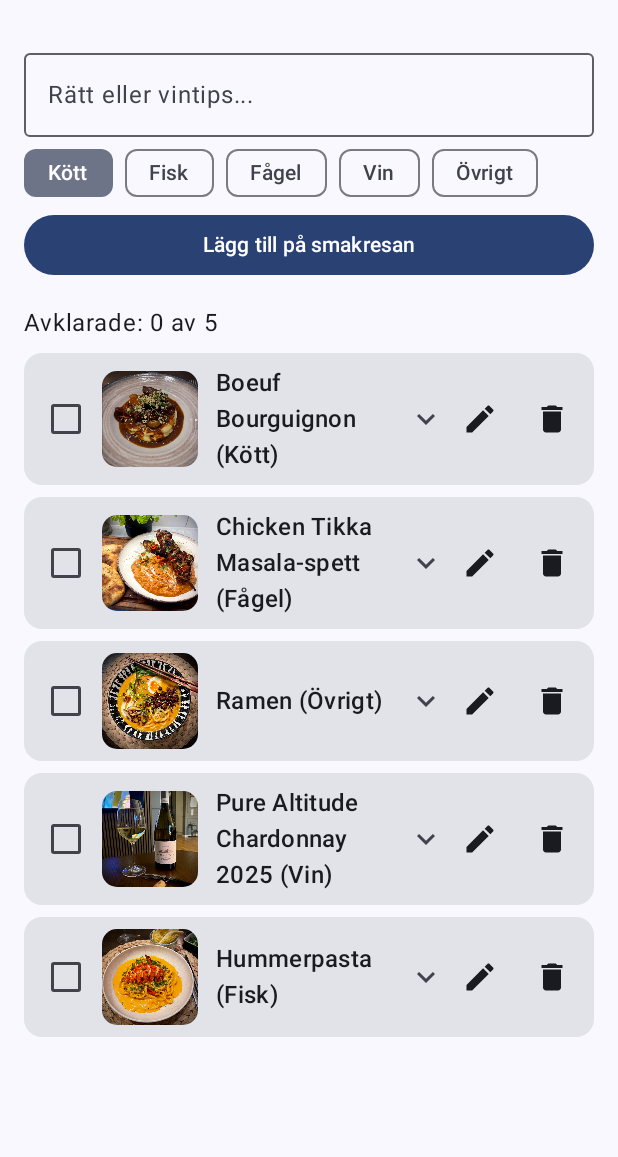
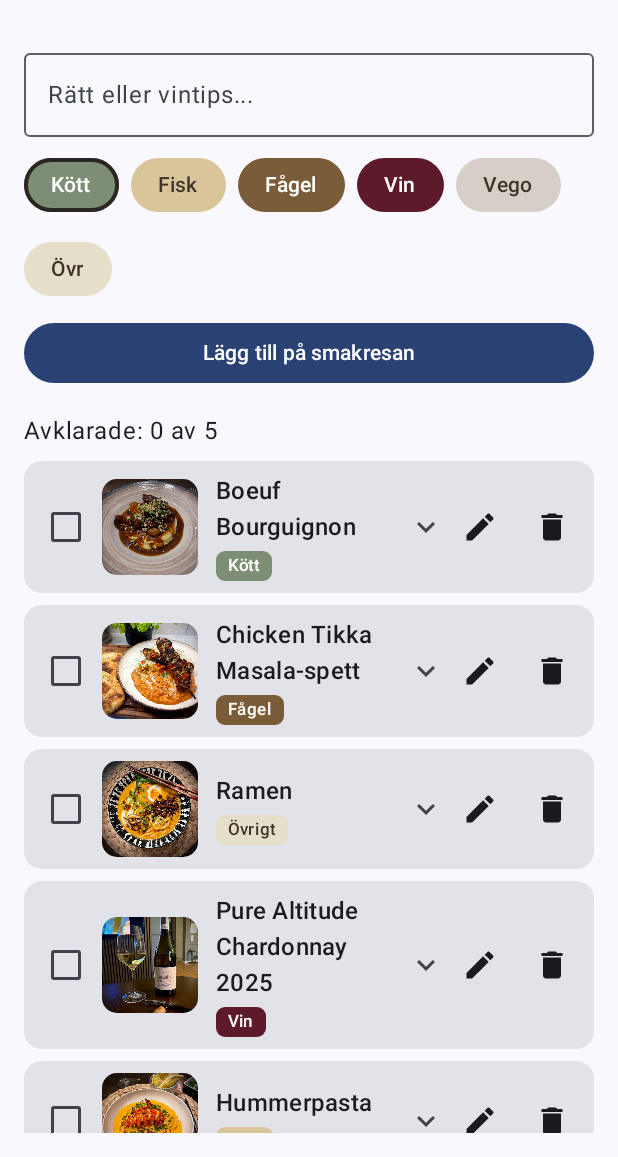
Before and after one commit to Patrikheden/Patriks.smakresa, an Android app built with Jetpack Compose: the screen it shows after launch (MainActivity), on a phone screen of 412 x 824 dp, the part 79-1236 px from its top. Run offline under Robolectric (Android 15) with nearby library versions, the phone set to English and light mode, and no system bars.

Commit message:
Lagt till färg på knapparna

```diff
--- a/app/src/main/java/com/example/patrikssmakresa/MainActivity.kt
+++ b/app/src/main/java/com/example/patrikssmakresa/MainActivity.kt
@@ -59,6 +59,9 @@ import androidx.compose.ui.geometry.Offset
 import androidx.compose.ui.graphics.drawscope.Stroke
 import androidx.compose.ui.layout.ContentScale
 import androidx.compose.ui.res.painterResource
+import androidx.compose.foundation.layout.ExperimentalLayoutApi
+import androidx.compose.foundation.layout.FlowRow
+import androidx.compose.foundation.shape.CircleShape
 
 
 data class RecipeItem(
@@ -113,11 +116,11 @@ class MainActivity : ComponentActivity() {
         }
     }
 }
-
+@OptIn(ExperimentalLayoutApi::class)
 @Composable
 fun Greeting(name: String, modifier: Modifier = Modifier, viewModel: RecipeViewModel = viewModel()) {
     var titleInput by remember { mutableStateOf("") }
-    val categories = listOf("Kött", "Fisk", "Fågel", "Vin", "Övrigt")
+    val categories = listOf("Kött", "Fisk", "Fågel", "Vin", "Vego", "Övr" )
     var selectedCategory by remember { mutableStateOf("Kött") }
     val recipes by viewModel.recipes.collectAsState()
     var editingRecipe by remember { mutableStateOf<RecipeItem?>(null) }
@@ -132,17 +135,42 @@ fun Greeting(name: String, modifier: Modifier = Modifier, viewModel: RecipeViewM
             label = { Text("Rätt eller vintips...") },
             modifier = Modifier.fillMaxWidth()
         )
-        Row(
-            horizontalArrangement = Arrangement.spacedBy(8.dp)
+
+        Spacer(modifier = Modifier.height(8.dp))
+        FlowRow(
+            horizontalArrangement = Arrangement.spacedBy(8.dp),
+            verticalArrangement = Arrangement.spacedBy(8.dp),
+            modifier = Modifier.fillMaxWidth()
         ) {
             categories.forEach { category ->
-                FilterChip(
-                    selected = selectedCategory == category,
+                val isSelected = selectedCategory == category
+                val (bgColor, textColor) = when (category) {
+                    "Kött" -> androidx.compose.ui.graphics.Color(0xFF7D8E74) to androidx.compose.ui.graphics.Color.White
+                    "Vin" -> androidx.compose.ui.graphics.Color(0xFF5D1A2B) to androidx.compose.ui.graphics.Color.White
+                    "Fisk" -> androidx.compose.ui.graphics.Color(0xFFD9C59A) to androidx.compose.ui.graphics.Color(0xFF3E352A)
+                    "Fågel" -> androidx.compose.ui.graphics.Color(0xFF7A5C38) to androidx.compose.ui.graphics.Color.White
+                    "Vego" -> androidx.compose.ui.graphics.Color(0xFFD6CFC7) to androidx.compose.ui.graphics.Color(0xFF3E352A)
+                    else -> androidx.compose.ui.graphics.Color(0xFFE5DEC9) to androidx.compose.ui.graphics.Color(0xFF3E352A)
+                }
+
+                androidx.compose.material3.Surface(
                     onClick = { selectedCategory = category },
-                    label = { Text(category) }
-                )
+                    shape = CircleShape,
+                    color = bgColor,
+                    border = if (isSelected) {
+                        androidx.compose.foundation.BorderStroke(2.5.dp, androidx.compose.ui.graphics.Color(0xFF2B2623))
+                    } else null
+                ) {
+                    Text(
+                        text = category,
+                        color = textColor,
+                        style = MaterialTheme.typography.labelLarge,
+                        modifier = Modifier.padding(horizontal = 18.dp, vertical = 8.dp)
+                    )
+                }
             }
         }
+        Spacer(modifier = Modifier.height(8.dp))
         Button(
             onClick = {
                 if (titleInput.isNotBlank()) {
@@ -203,9 +231,12 @@ fun Greeting(name: String, modifier: Modifier = Modifier, viewModel: RecipeViewM
 
                             Column(modifier = Modifier.weight(1f)) {
                                 Text(
-                                    text = "${recipe.title} (${recipe.category})",
+                                    text = recipe.title,
                                     style = MaterialTheme.typography.titleMedium
                                 )
+                                Spacer(modifier = Modifier.height(4.dp))
+                                CategoryBadge(category = recipe.category)
+
                                 if (isExpanded && recipe.notes.isNotBlank()) {
                                     Spacer(modifier = Modifier.height(4.dp))
                                     Text(
@@ -325,3 +356,26 @@ fun InstagramIcon() {
         )
     }
 }
+
+@Composable
+fun CategoryBadge(category: String) {
+    val (bgColor, textColor) = when (category) {
+        "Kött" -> androidx.compose.ui.graphics.Color(0xFF7D8E74) to androidx.compose.ui.graphics.Color.White
+        "Vin" -> androidx.compose.ui.graphics.Color(0xFF5D1A2B) to androidx.compose.ui.graphics.Color.White
+        "Fisk" -> androidx.compose.ui.graphics.Color(0xFFD9C59A) to androidx.compose.ui.graphics.Color(0xFF3E352A)
+        "Fågel" -> androidx.compose.ui.graphics.Color(0xFF7A5C38) to androidx.compose.ui.graphics.Color.White
+        "Vego" -> androidx.compose.ui.graphics.Color(0xFFD6CFC7) to androidx.compose.ui.graphics.Color(0xFF3E352A)
+        else -> androidx.compose.ui.graphics.Color(0xFFE5DEC9) to androidx.compose.ui.graphics.Color(0xFF3E352A)
+    }
+    androidx.compose.material3.Surface(
+        color = bgColor,
+        shape = RoundedCornerShape(6.dp)
+    ) {
+        Text(
+            text = category,
+            color = textColor,
+            style = MaterialTheme.typography.labelSmall,
+            modifier = Modifier.padding(horizontal = 8.dp, vertical = 2.dp)
+        )
+    }
+}
```
